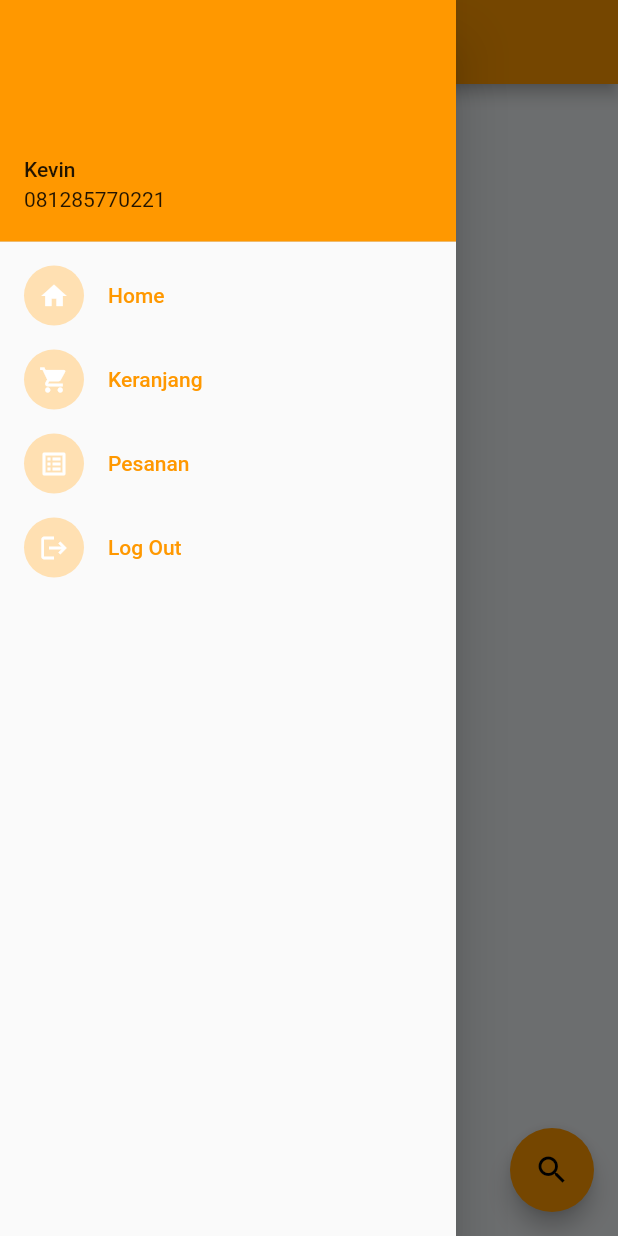
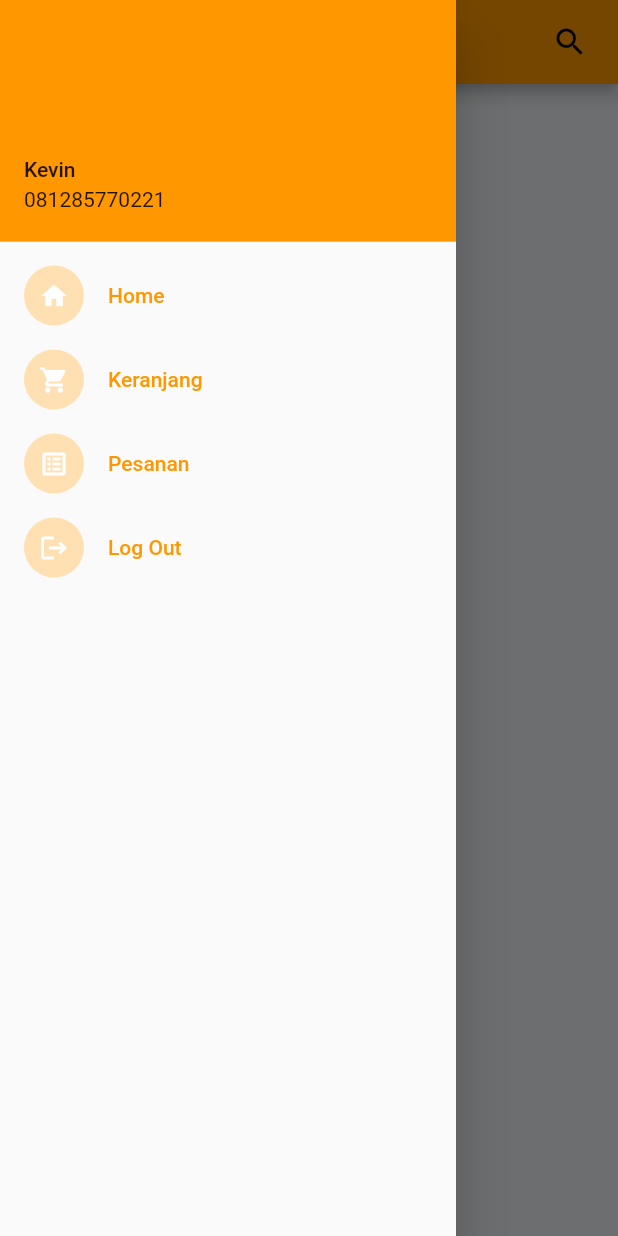
Before and after one commit to kdrm12/oleh_shop_mobile_app, a Flutter app: the MyHomePage screen opened by its route, with the side drawer open, on a phone screen of 412 x 824 dp. Run offline on Flutter 3.47's test engine with Material 2 defaults, Android fonts, the phone set to English and light mode, and no system bars; our stand-ins replace cached_network_image; network calls fail.

Commit message:
moving search location

```diff
--- a/lib/pages/HomePage.dart
+++ b/lib/pages/HomePage.dart
@@ -33,7 +33,21 @@ class _MyHomePageState extends State<MyHomePage> {
   Widget build(BuildContext context) {
     return Scaffold(
       resizeToAvoidBottomInset: false,
-      appBar: AppBar(title: const Text("Home")),
+      appBar: AppBar(
+        title: const Text("Home"),
+        actions: [
+          Padding(
+            padding: const EdgeInsets.only(right: 20),
+            child: GestureDetector(
+              onTap: () async {
+                showSearch<String>(
+                    context: context, delegate: NameSearch(_oleh));
+              },
+              child: const Icon(Icons.search),
+            ),
+          )
+        ],
+      ),
       backgroundColor: Colors.blueGrey[50],
       drawer: drawer(context),
       body: SafeArea(
@@ -91,12 +105,6 @@ class _MyHomePageState extends State<MyHomePage> {
           ),
         ),
       ),
-      floatingActionButton: FloatingActionButton(
-        child: Icon(Icons.search),
-        onPressed: () async {
-          showSearch<String>(context: context, delegate: NameSearch(_oleh));
-        },
-      ),
     );
   }
 }
```
